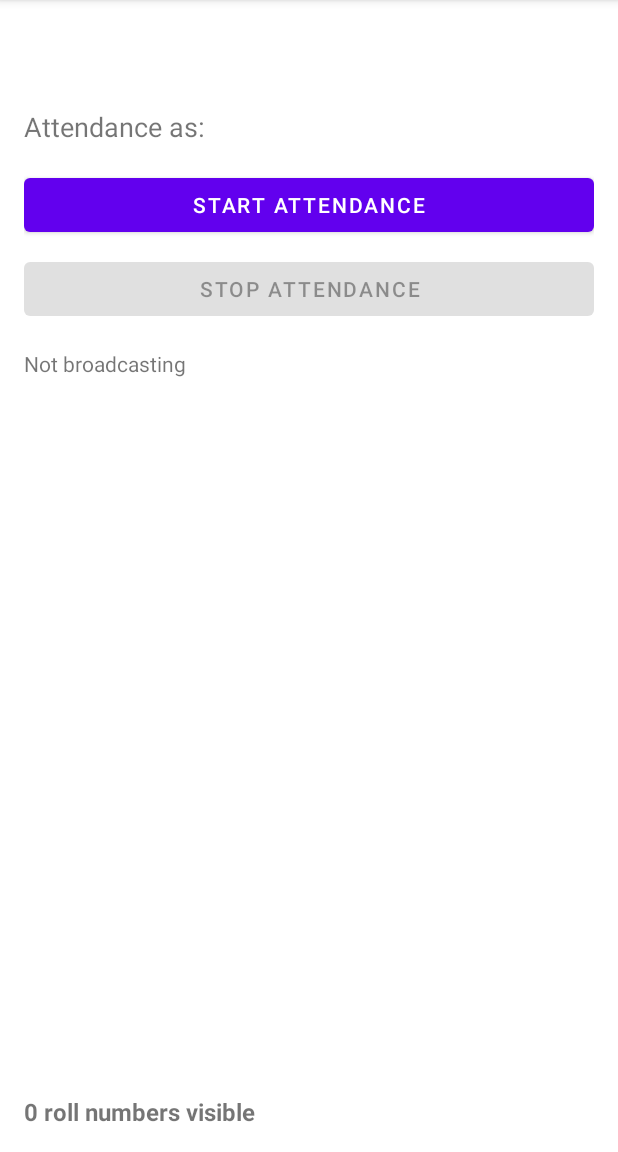
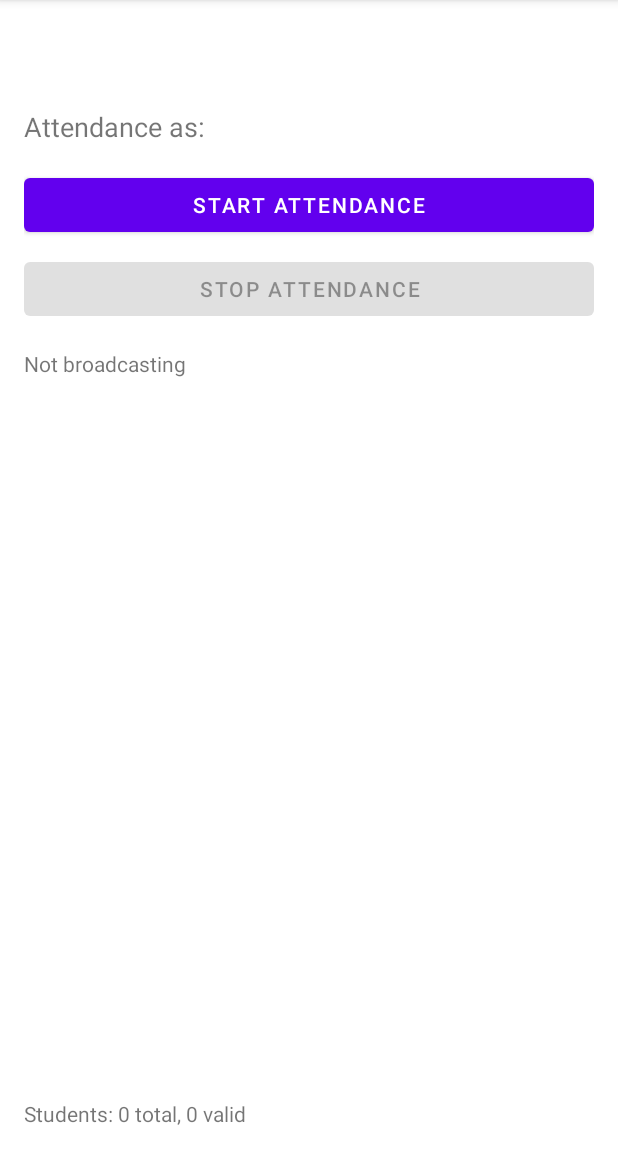
Before and after one commit to GunaSripuram7/SVCE-Attendance-prototype, an Android app: the AttendanceActivity screen opened directly, with no data from a screen before it, on a phone screen of 412 x 824 dp, the part 84-1236 px from its top. Run offline under Robolectric (Android 15) with nearby library versions, the phone set to English and light mode, and no system bars; libraries missing offline, so code that uses them is left out: com.onesignal; 1 statement that could not run was skipped.

Commit message:
completed and ready to submit (but needs a small change for the hashing roll number)

```diff
--- a/app/src/main/AndroidManifest.xml
+++ b/app/src/main/AndroidManifest.xml
@@ -56,6 +56,9 @@
         <activity android:name=".activities.PresentStudentsActivity"
             android:exported="false"/>
 
+        <activity android:name=".activities.FinalAttendanceActivity" />
+
+
     </application>
 
 </manifest>
--- a/app/src/main/res/layout/activity_attendance.xml
+++ b/app/src/main/res/layout/activity_attendance.xml
@@ -47,21 +47,68 @@
         android:text="Not broadcasting"
         android:layout_marginTop="16dp" />
 
-    <!-- Roster List (for teacher) -->
+    <!-- Real-time Scanning List (for teacher) -->
+    <TextView
+        android:id="@+id/tvScanningLabel"
+        android:layout_width="wrap_content"
+        android:layout_height="wrap_content"
+        android:text="Live Scanning:"
+        android:textSize="16sp"
+        android:textStyle="bold"
+        android:layout_marginTop="16dp"
+        android:visibility="gone" />
+
     <ListView
         android:id="@+id/listRolls"
         android:layout_width="match_parent"
         android:layout_height="0dp"
-        android:layout_weight="1"
-        android:layout_marginTop="16dp" />
+        android:layout_weight="0.5"
+        android:layout_marginTop="8dp" />
 
     <TextView
         android:id="@+id/tvRollCount"
         android:layout_width="wrap_content"
         android:layout_height="wrap_content"
-        android:text="0 roll numbers visible"
+        android:text="Students: 0 total, 0 valid"
+        android:textSize="14sp"
+        android:layout_marginTop="4dp" />
+
+    <!-- Final List Section -->
+    <TextView
+        android:id="@+id/tvFinalLabel"
+        android:layout_width="wrap_content"
+        android:layout_height="wrap_content"
+        android:text="Final Attendance:"
         android:textSize="16sp"
+        android:textStyle="bold"
+        android:layout_marginTop="16dp"
+        android:visibility="gone" />
+
+    <ListView
+        android:id="@+id/listFinalRolls"
+        android:layout_width="match_parent"
+        android:layout_height="0dp"
+        android:layout_weight="0.5"
         android:layout_marginTop="8dp"
-        android:textStyle="bold" />
+        android:visibility="gone" />
+
+    <TextView
+        android:id="@+id/tvFinalCount"
+        android:layout_width="wrap_content"
+        android:layout_height="wrap_content"
+        android:text="Final count: 0 students"
+        android:textSize="14sp"
+        android:layout_marginTop="4dp"
+        android:visibility="gone" />
+
+    <Button
+        android:id="@+id/btnPingStudents"
+        android:layout_width="match_parent"
+        android:layout_height="wrap_content"
+        android:text="📱 Ping All Students"
+        android:layout_marginTop="12dp"
+        android:visibility="gone"
+        android:backgroundTint="@color/design_default_color_primary" />
+
 
 </LinearLayout>
```
Also changed, not shown: app/src/main/java/com/svce/attendance/activities/AttendanceActivity.kt (+69 -140 lines), app/src/main/java/com/svce/attendance/activities/FinalAttendanceActivity.kt (added, +122 -0 lines), app/src/main/java/com/svce/attendance/activities/HomeActivity.kt (+33 -5 lines), app/src/main/res/layout/activity_final_attendance.xml (added, +49 -0 lines).
